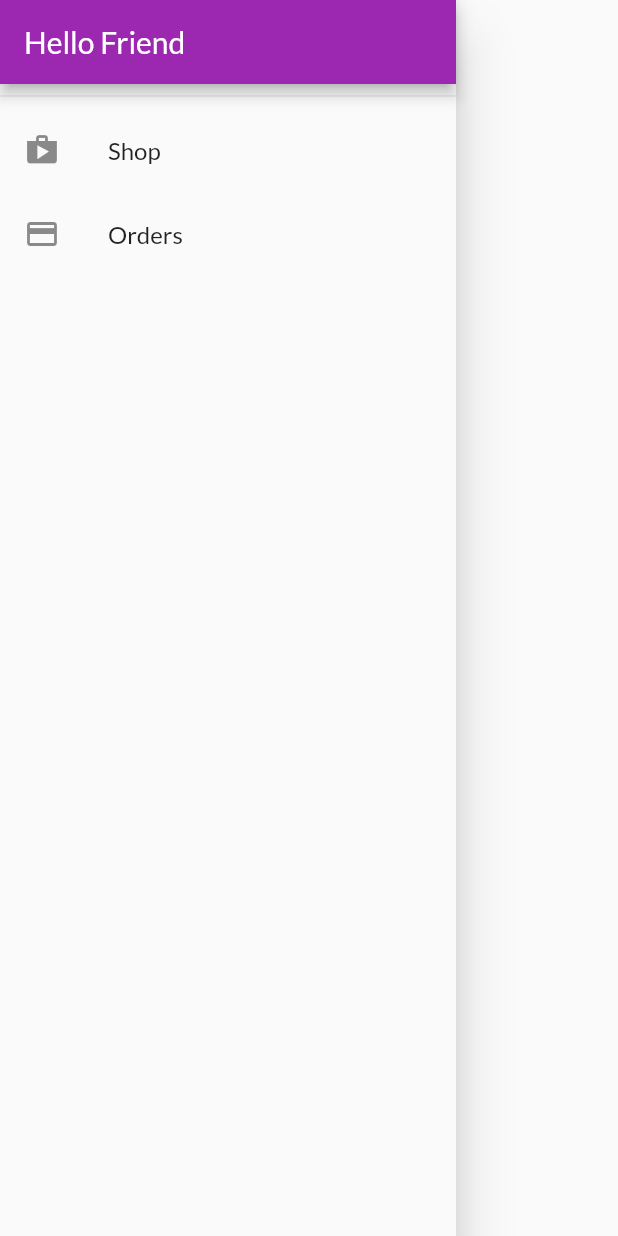
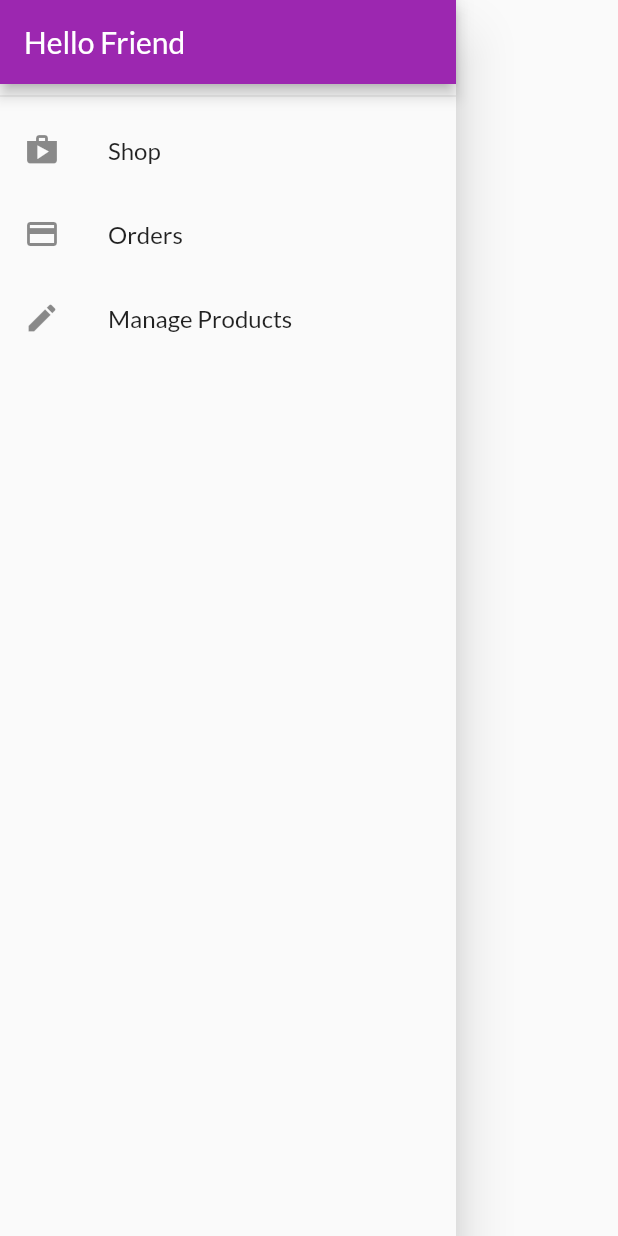
Before and after one commit to UrbanSwati/myshop, a Flutter app: the AppDrawer widget shown alone on an empty page, opened directly, on a phone screen of 412 x 824 dp. Run offline on Flutter 3.47's test engine with Material 2 defaults, Android fonts, the phone set to English and light mode, and no system bars; network calls fail.

Commit message:
added user products screen on app drawer

```diff
--- a/lib/widgets/app_drawer.dart
+++ b/lib/widgets/app_drawer.dart
@@ -1,4 +1,5 @@
 import 'package:flutter/material.dart';
+import '../screens/user_products_screen.dart';
 import '../screens/orders_screen.dart';
 
 class AppDrawer extends StatelessWidget {
@@ -27,6 +28,13 @@ class AppDrawer extends StatelessWidget {
               Navigator.of(context).pushReplacementNamed(OrderScreen.routeName);
             },
           ),
+          ListTile(
+            leading: Icon(Icons.edit),
+            title: Text('Manage Products'),
+            onTap: () {
+              Navigator.of(context).pushReplacementNamed(UserProductsScreen.routeName);
+            },
+          ),
         ],
       ),
     );
```
